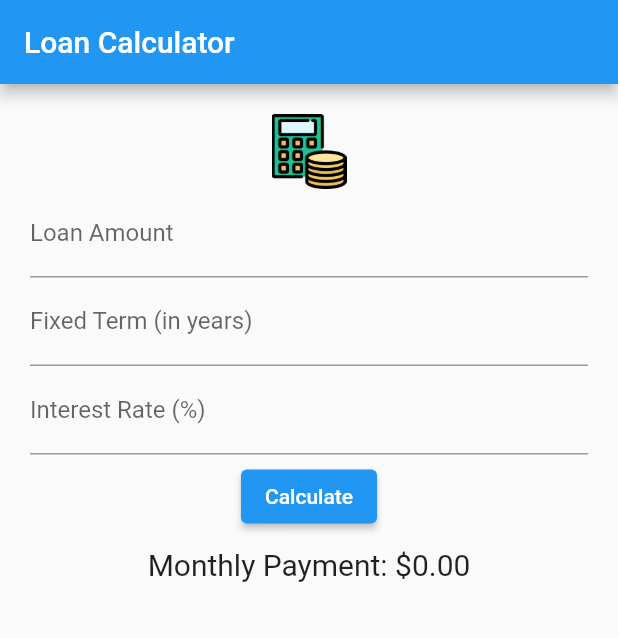
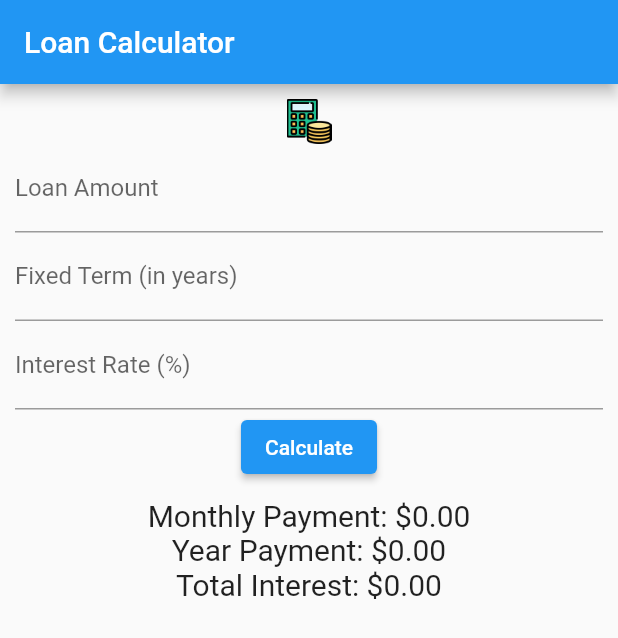
Before and after one commit to Farel1822/loanapplication, a Flutter app: the screen it shows after launch, after a tap on "Calculate", on a phone screen of 412 x 824 dp. Shown: the top 638 px of the screen. Run offline on Flutter 3.47's test engine with Material 2 defaults, Android fonts, the phone set to English and light mode, and no system bars.

Commit message:
Pesan commit Anda di sini

```diff
--- a/lib/main.dart
+++ b/lib/main.dart
@@ -14,7 +14,7 @@ void main() => runApp(MaterialApp(
     ));
 
 class LoanCalculator extends StatefulWidget {
-  const LoanCalculator({super.key});
+  const LoanCalculator({Key? key}) : super(key: key);
 
   @override
   _LoanCalculatorState createState() => _LoanCalculatorState();
@@ -25,19 +25,26 @@ class _LoanCalculatorState extends State<LoanCalculator> {
   TextEditingController timeController = TextEditingController();
   TextEditingController interestController = TextEditingController();
   double monthlyPayment = 0.0;
+  double yearPayment = 0.0;
+  double totalInterest = 0.0;
 
   void calculateLoan() {
     double p0 = double.parse(loanAmountController.text);
     int time = int.parse(timeController.text);
-    double interest = double.parse(interestController.text) / 100 / 12;
+    double interestRate = double.parse(interestController.text) / 100 / 12;
     int totalPayments = time * 12;
 
-    double atas = interest * pow(1 + interest, totalPayments.toDouble());
-    double bawah = pow(1 + interest, totalPayments.toDouble()) - 1;
+    double atas =
+        interestRate * pow(1 + interestRate, totalPayments.toDouble());
+    double bawah = pow(1 + interestRate, totalPayments.toDouble()) - 1;
     double result = p0 * (atas / bawah);
+    double totalPayment = result * totalPayments;
+    double interest = totalPayment - p0;
 
     setState(() {
       monthlyPayment = result;
+      yearPayment = totalPayment;
+      totalInterest = interest;
     });
   }
 
@@ -48,12 +55,12 @@ class _LoanCalculatorState extends State<LoanCalculator> {
         title: const Text('Loan Calculator'),
       ),
       body: Padding(
-        padding: const EdgeInsets.all(20.0),
+        padding: const EdgeInsets.all(10.0),
         child: Column(
           children: <Widget>[
             Image.asset(
-              'src/calculator.png', //
-              height: 50, // Sesuaikan
+              'src/calculator.png',
+              height: 30,
             ),
             TextField(
               controller: loanAmountController,
@@ -71,7 +78,7 @@ class _LoanCalculatorState extends State<LoanCalculator> {
               keyboardType: TextInputType.number,
               decoration: const InputDecoration(labelText: 'Interest Rate (%)'),
             ),
-            const SizedBox(height: 4),
+            const SizedBox(height: 1),
             ElevatedButton(
               onPressed: () {
                 calculateLoan();
@@ -83,6 +90,14 @@ class _LoanCalculatorState extends State<LoanCalculator> {
               'Monthly Payment: \$${monthlyPayment.toStringAsFixed(2)}',
               style: const TextStyle(fontSize: 20),
             ),
+            Text(
+              'Year Payment: \$${yearPayment.toStringAsFixed(2)}',
+              style: const TextStyle(fontSize: 20),
+            ),
+            Text(
+              'Total Interest: \$${totalInterest.toStringAsFixed(2)}',
+              style: const TextStyle(fontSize: 20),
+            ),
           ],
         ),
       ),
```
